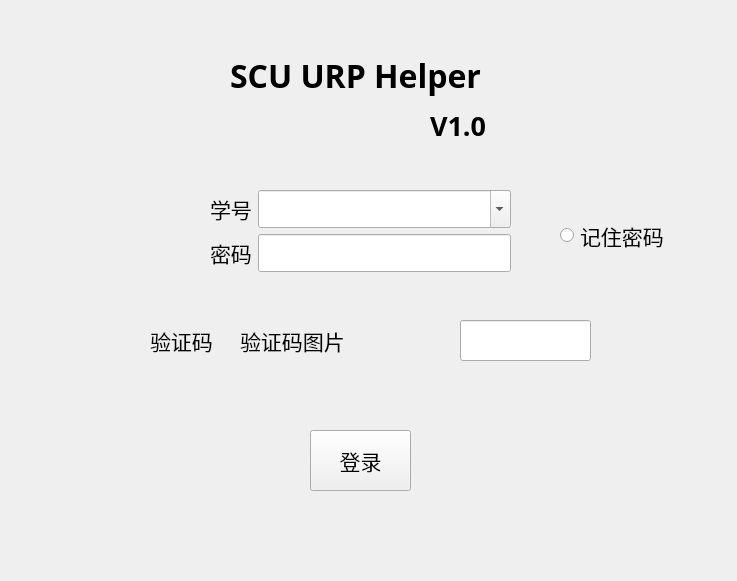
First picture: the form in ui/login.ui, repository assumeengagetry/SCU-URP-Helper, before the edit.
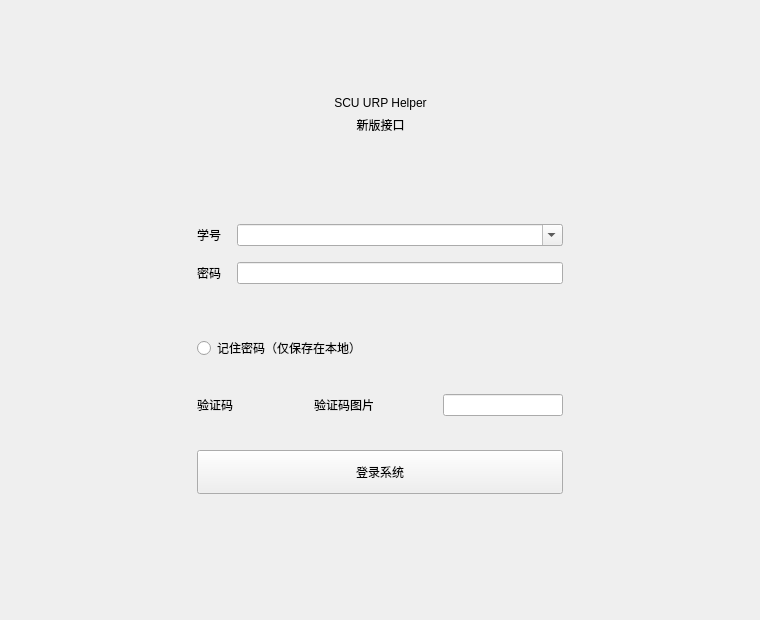
Second picture: the form after the edit.

Diff of the .ui file:
```diff
--- a/ui/login.ui
+++ b/ui/login.ui
@@ -6,211 +6,292 @@
    <rect>
     <x>0</x>
     <y>0</y>
-    <width>737</width>
-    <height>581</height>
+    <width>760</width>
+    <height>620</height>
    </rect>
   </property>
+  <property name="minimumSize">
+   <size>
+    <width>640</width>
+    <height>560</height>
+   </size>
+  </property>
   <property name="windowTitle">
    <string>SCU URP Helper</string>
   </property>
-  <widget class="QWidget" name="formLayoutWidget">
-   <property name="geometry">
-    <rect>
-     <x>210</x>
-     <y>190</y>
-     <width>301</width>
-     <height>90</height>
-    </rect>
+  <layout class="QVBoxLayout" name="pageLayout">
+   <property name="leftMargin">
+    <number>48</number>
    </property>
-   <layout class="QFormLayout" name="formLayout">
-    <item row="0" column="0">
-     <widget class="QLabel" name="label">
-      <property name="font">
-       <font>
-        <family>微软雅黑</family>
-        <pointsize>16</pointsize>
-       </font>
-      </property>
-      <property name="text">
-       <string>学号</string>
-      </property>
-     </widget>
-    </item>
-    <item row="1" column="0">
-     <widget class="QLabel" name="label_2">
-      <property name="font">
-       <font>
-        <family>微软雅黑</family>
-        <pointsize>16</pointsize>
-       </font>
-      </property>
-      <property name="text">
-       <string>密码</string>
-      </property>
-     </widget>
-    </item>
-    <item row="0" column="1">
-     <widget class="QComboBox" name="username">
-      <property name="font">
-       <font>
-        <family>微软雅黑</family>
-        <pointsize>16</pointsize>
-       </font>
-      </property>
-      <property name="autoFillBackground">
-       <bool>false</bool>
-      </property>
-      <property name="editable">
-       <bool>true</bool>
-      </property>
-     </widget>
-    </item>
-    <item row="1" column="1">
-     <widget class="QLineEdit" name="password">
-      <property name="font">
-       <font>
-        <family>微软雅黑</family>
-        <pointsize>16</pointsize>
-       </font>
-      </property>
-     </widget>
-    </item>
-   </layout>
-  </widget>
-  <widget class="QRadioButton" name="is_remember">
-   <property name="geometry">
-    <rect>
-     <x>560</x>
-     <y>220</y>
-     <width>111</width>
-     <height>31</height>
-    </rect>
+   <property name="topMargin">
+    <number>42</number>
    </property>
-   <property name="font">
-    <font>
-     <family>微软雅黑</family>
-     <pointsize>16</pointsize>
-    </font>
+   <property name="rightMargin">
+    <number>48</number>
    </property>
-   <property name="text">
-    <string>记住密码</string>
+   <property name="bottomMargin">
+    <number>42</number>
    </property>
-  </widget>
-  <widget class="QPushButton" name="btn_login">
-   <property name="geometry">
-    <rect>
-     <x>310</x>
-     <y>430</y>
-     <width>101</width>
-     <height>61</height>
-    </rect>
-   </property>
-   <property name="font">
-    <font>
-     <family>微软雅黑</family>
-     <pointsize>16</pointsize>
-    </font>
-   </property>
-   <property name="text">
-    <string>登录</string>
-   </property>
-  </widget>
-  <widget class="QLabel" name="label_3">
-   <property name="geometry">
-    <rect>
-     <x>230</x>
-     <y>40</y>
-     <width>261</width>
-     <height>71</height>
-    </rect>
-   </property>
-   <property name="font">
-    <font>
-     <family>微软雅黑</family>
-     <pointsize>24</pointsize>
-     <weight>75</weight>
-     <bold>true</bold>
-    </font>
-   </property>
-   <property name="text">
-    <string>SCU URP Helper</string>
-   </property>
-  </widget>
-  <widget class="QLabel" name="label_4">
-   <property name="geometry">
-    <rect>
-     <x>430</x>
-     <y>110</y>
-     <width>61</width>
-     <height>31</height>
-    </rect>
-   </property>
-   <property name="font">
-    <font>
-     <family>微软雅黑</family>
-     <pointsize>20</pointsize>
-     <weight>75</weight>
-     <bold>true</bold>
-    </font>
-   </property>
-   <property name="text">
-    <string>V1.0</string>
-   </property>
-  </widget>
-  <widget class="QLabel" name="label_5">
-   <property name="geometry">
-    <rect>
-     <x>150</x>
-     <y>320</y>
-     <width>71</width>
-     <height>41</height>
-    </rect>
-   </property>
-   <property name="font">
-    <font>
-     <family>微软雅黑</family>
-     <pointsize>16</pointsize>
-    </font>
-   </property>
-   <property name="text">
-    <string>验证码</string>
-   </property>
-  </widget>
-  <widget class="QLabel" name="captcha_pic">
-   <property name="geometry">
-    <rect>
-     <x>240</x>
-     <y>310</y>
-     <width>181</width>
-     <height>61</height>
-    </rect>
-   </property>
-   <property name="font">
-    <font>
-     <family>微软雅黑</family>
-     <pointsize>16</pointsize>
-    </font>
-   </property>
-   <property name="text">
-    <string>验证码图片</string>
-   </property>
-  </widget>
-  <widget class="QLineEdit" name="captcha">
-   <property name="geometry">
-    <rect>
-     <x>460</x>
-     <y>320</y>
-     <width>131</width>
-     <height>41</height>
-    </rect>
-   </property>
-   <property name="font">
-    <font>
-     <family>微软雅黑</family>
-     <pointsize>16</pointsize>
-    </font>
-   </property>
-  </widget>
+   <item>
+    <spacer name="topSpacer">
+     <property name="orientation">
+      <enum>Qt::Vertical</enum>
+     </property>
+     <property name="sizeHint" stdset="0">
+      <size>
+       <width>20</width>
+       <height>24</height>
+      </size>
+     </property>
+    </spacer>
+   </item>
+   <item>
+    <layout class="QHBoxLayout" name="titleLayout">
+     <item>
+      <spacer name="titleLeftSpacer">
+       <property name="orientation">
+        <enum>Qt::Horizontal</enum>
+       </property>
+       <property name="sizeHint" stdset="0">
+        <size>
+         <width>40</width>
+         <height>20</height>
+        </size>
+       </property>
+      </spacer>
+     </item>
+     <item>
+      <layout class="QVBoxLayout" name="titleTextLayout">
+       <item>
+        <widget class="QLabel" name="label_3">
+         <property name="alignment">
+          <set>Qt::AlignCenter</set>
+         </property>
+         <property name="text">
+          <string>SCU URP Helper</string>
+         </property>
+        </widget>
+       </item>
+       <item>
+        <widget class="QLabel" name="label_4">
+         <property name="alignment">
+          <set>Qt::AlignCenter</set>
+         </property>
+         <property name="text">
+          <string>新版接口</string>
+         </property>
+        </widget>
+       </item>
+      </layout>
+     </item>
+     <item>
+      <spacer name="titleRightSpacer">
+       <property name="orientation">
+        <enum>Qt::Horizontal</enum>
+       </property>
+       <property name="sizeHint" stdset="0">
+        <size>
+         <width>40</width>
+         <height>20</height>
+        </size>
+       </property>
+      </spacer>
+     </item>
+    </layout>
+   </item>
+   <item>
+    <spacer name="titleFormSpacer">
+     <property name="orientation">
+      <enum>Qt::Vertical</enum>
+     </property>
+     <property name="sizeHint" stdset="0">
+      <size>
+       <width>20</width>
+       <height>30</height>
+      </size>
+     </property>
+    </spacer>
+   </item>
+   <item>
+    <layout class="QHBoxLayout" name="centerLayout">
+     <item>
+      <spacer name="centerLeftSpacer">
+       <property name="orientation">
+        <enum>Qt::Horizontal</enum>
+       </property>
+       <property name="sizeHint" stdset="0">
+        <size>
+         <width>80</width>
+         <height>20</height>
+        </size>
+       </property>
+      </spacer>
+     </item>
+     <item>
+      <widget class="QFrame" name="loginCard">
+       <property name="minimumSize">
+        <size>
+         <width>430</width>
+         <height>330</height>
+        </size>
+       </property>
+       <property name="maximumSize">
+        <size>
+         <width>500</width>
+         <height>16777215</height>
+        </size>
+       </property>
+       <property name="frameShape">
+        <enum>QFrame::NoFrame</enum>
+       </property>
+       <layout class="QVBoxLayout" name="cardLayout">
+        <property name="leftMargin">
+         <number>32</number>
+        </property>
+        <property name="topMargin">
+         <number>30</number>
+        </property>
+        <property name="rightMargin">
+         <number>32</number>
+        </property>
+        <property name="bottomMargin">
+         <number>30</number>
+        </property>
+        <property name="spacing">
+         <number>18</number>
+        </property>
+        <item>
+         <layout class="QFormLayout" name="formLayout">
+          <property name="labelAlignment">
+           <set>Qt::AlignRight|Qt::AlignTrailing|Qt::AlignVCenter</set>
+          </property>
+          <property name="formAlignment">
+           <set>Qt::AlignHCenter|Qt::AlignTop</set>
+          </property>
+          <property name="horizontalSpacing">
+           <number>16</number>
+          </property>
+          <property name="verticalSpacing">
+           <number>16</number>
+          </property>
+          <item row="0" column="0">
+           <widget class="QLabel" name="label">
+            <property name="text">
+             <string>学号</string>
+            </property>
+           </widget>
+          </item>
+          <item row="0" column="1">
+           <widget class="QComboBox" name="username">
+            <property name="editable">
+             <bool>true</bool>
+            </property>
+           </widget>
+          </item>
+          <item row="1" column="0">
+           <widget class="QLabel" name="label_2">
+            <property name="text">
+             <string>密码</string>
+            </property>
+           </widget>
+          </item>
+          <item row="1" column="1">
+           <widget class="QLineEdit" name="password"/>
+          </item>
+         </layout>
+        </item>
+        <item>
+         <widget class="QRadioButton" name="is_remember">
+          <property name="text">
+           <string>记住密码（仅保存在本地）</string>
+          </property>
+         </widget>
+        </item>
+        <item>
+         <layout class="QHBoxLayout" name="captchaLayout">
+          <property name="spacing">
+           <number>14</number>
+          </property>
+          <item>
+           <widget class="QLabel" name="label_5">
+            <property name="text">
+             <string>验证码</string>
+            </property>
+           </widget>
+          </item>
+          <item>
+           <widget class="QLabel" name="captcha_pic">
+            <property name="minimumSize">
+             <size>
+              <width>170</width>
+              <height>54</height>
+             </size>
+            </property>
+            <property name="text">
+             <string>验证码图片</string>
+            </property>
+            <property name="alignment">
+             <set>Qt::AlignCenter</set>
+            </property>
+           </widget>
+          </item>
+          <item>
+           <widget class="QLineEdit" name="captcha">
+            <property name="maximumSize">
+             <size>
+              <width>120</width>
+              <height>16777215</height>
+             </size>
+            </property>
+           </widget>
+          </item>
+         </layout>
+        </item>
+        <item>
+         <widget class="QPushButton" name="btn_login">
+          <property name="minimumSize">
+           <size>
+            <width>0</width>
+            <height>44</height>
+           </size>
+          </property>
+          <property name="text">
+           <string>登录系统</string>
+          </property>
+         </widget>
+        </item>
+       </layout>
+      </widget>
+     </item>
+     <item>
+      <spacer name="centerRightSpacer">
+       <property name="orientation">
+        <enum>Qt::Horizontal</enum>
+       </property>
+       <property name="sizeHint" stdset="0">
+        <size>
+         <width>80</width>
+         <height>20</height>
+        </size>
+       </property>
+      </spacer>
+     </item>
+    </layout>
+   </item>
+   <item>
+    <spacer name="bottomSpacer">
+     <property name="orientation">
+      <enum>Qt::Vertical</enum>
+     </property>
+     <property name="sizeHint" stdset="0">
+      <size>
+       <width>20</width>
+       <height>40</height>
+      </size>
+     </property>
+    </spacer>
+   </item>
+  </layout>
  </widget>
  <resources/>
  <connections/>
```
